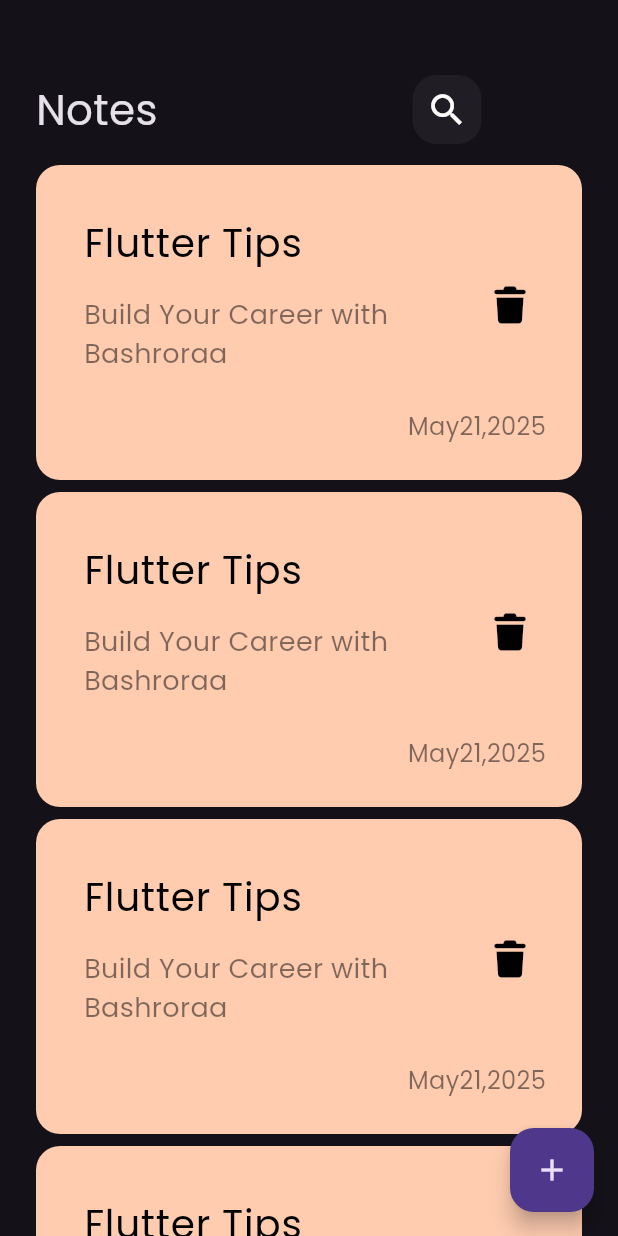
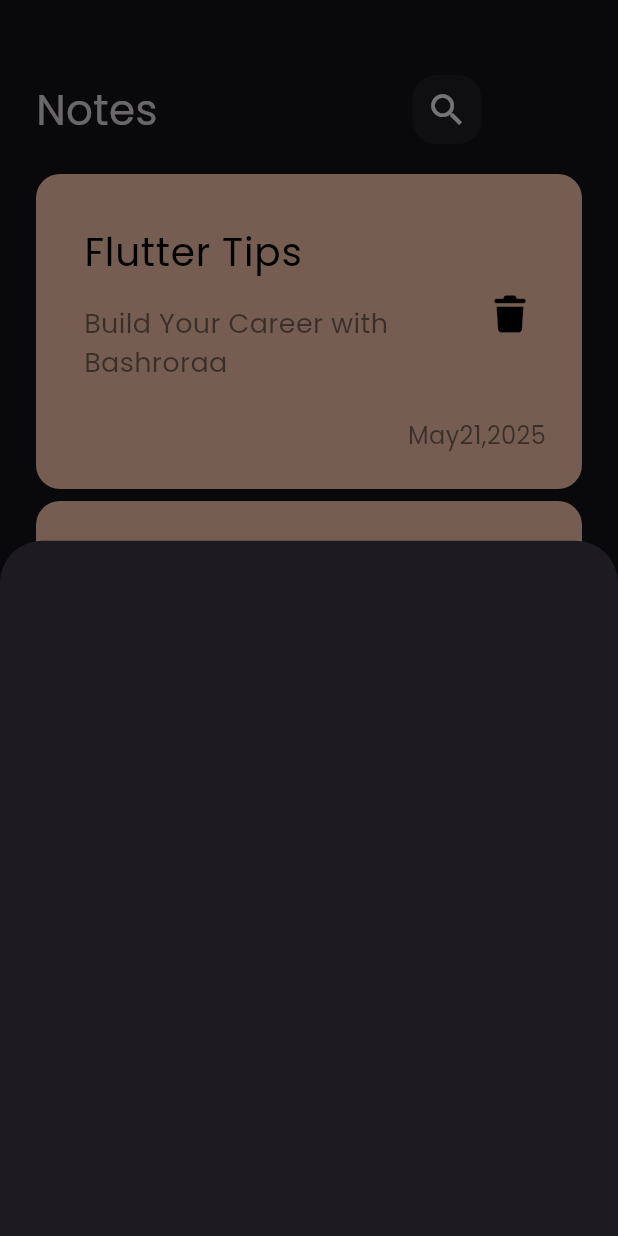
Before and after one commit to Bu4ra-3mer/notes_app, a Flutter app: the screen it shows after launch, after a tap on the "add" icon, on a phone screen of 412 x 824 dp. Run offline on Flutter 3.47's test engine with Material 3 defaults, Android fonts, the phone set to English and light mode, and no system bars; our stand-ins replace font_awesome_flutter.

Commit message:
show model sheet

```diff
--- a/lib/views/note_view.dart
+++ b/lib/views/note_view.dart
@@ -1,4 +1,5 @@
 import 'package:flutter/material.dart';
+import 'package:notes_app/widgets/add_note_bottom_sheet.dart';
 import 'package:notes_app/widgets/notes_view_body.dart';
 
 class NoteView extends StatelessWidget {
@@ -8,8 +9,15 @@ class NoteView extends StatelessWidget {
   Widget build(BuildContext context) {
     return Scaffold(
       floatingActionButton: FloatingActionButton(
-        onPressed: () {},
-        child: Icon(Icons.add,),
+        onPressed: () {
+          showModalBottomSheet(
+            context: context,
+            builder: (context) {
+              return AddNoteBottomSheet();
+            },
+          );
+        },
+        child: Icon(Icons.add),
       ),
       body: const NotesViewBody(),
     );
--- /dev/null
+++ b/lib/widgets/add_note_bottom_sheet.dart
@@ -0,0 +1,11 @@
+
+import 'package:flutter/material.dart';
+
+class AddNoteBottomSheet extends StatelessWidget {
+  const AddNoteBottomSheet({super.key});
+
+  @override
+  Widget build(BuildContext context) {
+    return Container();
+  }
+}
--- a/lib/widgets/notes_list_view.dart
+++ b/lib/widgets/notes_list_view.dart
@@ -6,13 +6,17 @@ class NotesListView extends StatelessWidget {
   final data = const [];
   @override
   Widget build(BuildContext context) {
-    return ListView.builder(
+    return Padding(
+      padding: const EdgeInsets.symmetric(vertical: 16),
+      child: ListView.builder(
+        padding: EdgeInsets.zero,
         itemBuilder: (context, index) {
           return Padding(
             padding: const EdgeInsets.symmetric(vertical: 4),
             child: const NoteItem(),
           );
         },
+      ),
     );
   }
 }
--- a/lib/widgets/notes_view_body.dart
+++ b/lib/widgets/notes_view_body.dart
@@ -14,7 +14,6 @@ class NotesViewBody extends StatelessWidget {
         children: const [
           SizedBox(height: 50),
           CustomAppBar(),
-          SizedBox(height: 10),
           Expanded(child: NotesListView()),
         ],
       ),
```
Lines whose indentation alone changed are shown as unchanged.
